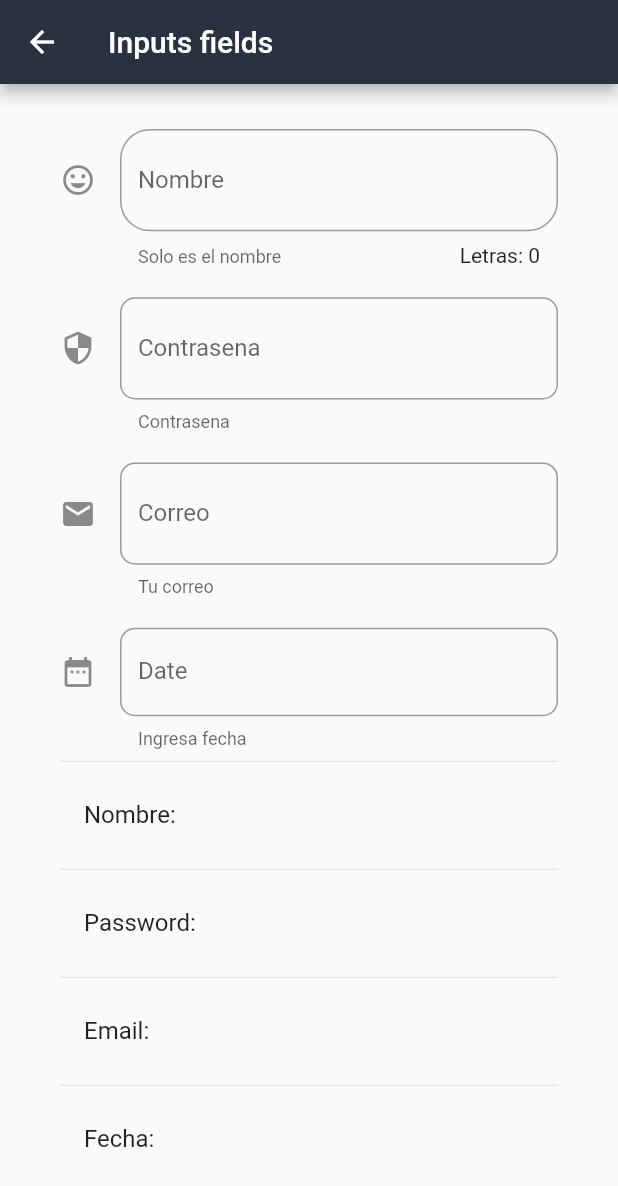
After one commit to erikpz/components-app, a Flutter app: the InputsPage screen opened by its route, on a phone screen of 412 x 824 dp. The commit adds this screen. Shown: the top 1186 px of the screen. Run offline on Flutter 3.47's test engine with Material 2 defaults, Android fonts, the phone set to English and light mode, and no system bars.

Commit message:
Input fields

```diff
--- a/data/menu_opts.json
+++ b/data/menu_opts.json
@@ -25,6 +25,11 @@
             "ruta" : "animatedContainer",
             "icon" : "donut_large",
             "texto": "Animated Container"
+        },
+        {
+            "ruta" : "inputs",
+            "icon" : "donut_large",
+            "texto": "Inputs Fields"
         }
     ]
 }
--- a/lib/pages/alert_page.dart
+++ b/lib/pages/alert_page.dart
@@ -4,7 +4,6 @@ class AlertPage extends StatelessWidget {
   @override
   Widget build(BuildContext context) {
     return Scaffold(
-      backgroundColor: Colors.white70,
       appBar: AppBar(
           title: Text('Alert Page'),
           backgroundColor: Color.fromRGBO(41, 50, 65, 1)),
--- a/lib/pages/animation_container.dart
+++ b/lib/pages/animation_container.dart
@@ -1,6 +1,5 @@
+import 'package:flutter/material.dart';
 import 'dart:math';
-
-import 'package:flutter/material.dart';
 
 class AnimContainer extends StatefulWidget {
   @override
@@ -16,7 +15,9 @@ class _AnimatedContainerState extends State<AnimContainer> {
   @override
   Widget build(BuildContext context) {
     return Scaffold(
-      appBar: AppBar(title: Text('Animated Container')),
+      appBar: AppBar(
+          title: Text('Animated Container'),
+          backgroundColor: Color.fromRGBO(41, 50, 65, 1)),
       body: Center(
         child: AnimatedContainer(
           duration: Duration(milliseconds: 1000),
--- a/lib/pages/home_page.dart
+++ b/lib/pages/home_page.dart
@@ -5,7 +5,6 @@ class HomePage extends StatelessWidget {
   @override
   Widget build(BuildContext context) {
     return Scaffold(
-      backgroundColor: Colors.white70,
       appBar: AppBar(
         backgroundColor: Color.fromRGBO(41, 50, 65, 1),
         title: Text('Components App'),
--- /dev/null
+++ b/lib/pages/inputs.dart
@@ -0,0 +1,138 @@
+import 'package:flutter/material.dart';
+
+class InputsPage extends StatefulWidget {
+  @override
+  _InputsState createState() => _InputsState();
+}
+
+class _InputsState extends State<InputsPage> {
+  String _nombre = '';
+  String _password = '';
+  String _email = '';
+  String _fecha = '';
+  TextEditingController _inputDateController = TextEditingController();
+
+  @override
+  Widget build(BuildContext context) {
+    return Scaffold(
+      appBar: AppBar(
+        title: Text('Inputs fields'),
+        backgroundColor: Color.fromRGBO(41, 50, 65, 1),
+      ),
+      body: ListView(
+        padding: EdgeInsets.symmetric(vertical: 30.0, horizontal: 40.0),
+        children: [
+          _crearInput(),
+          SizedBox(height: 20.0),
+          _crearPassword(),
+          SizedBox(height: 20.0),
+          _crearEmail(),
+          SizedBox(height: 20.0),
+          _crearFecha(context),
+          Divider(),
+          _mostrarCampo(campo: _nombre, nombre: 'Nombre'),
+          Divider(),
+          _mostrarCampo(campo: _password, nombre: 'Password'),
+          Divider(),
+          _mostrarCampo(campo: _email, nombre: 'Email'),
+          Divider(),
+          _mostrarCampo(campo: _fecha, nombre: 'Fecha'),
+        ],
+      ),
+    );
+  }
+
+  Widget _crearInput() {
+    return TextField(
+      decoration: InputDecoration(
+          border: OutlineInputBorder(borderRadius: BorderRadius.circular(20.0)),
+          counter: Text('Letras: ${_nombre.length}'),
+          hintText: 'Nombre de la persona',
+          labelText: 'Nombre',
+          helperText: 'Solo es el nombre',
+          icon: Icon(Icons.mood),
+          suffix: Icon(Icons.person)),
+      onChanged: (valor) {
+        setState(() {
+          _nombre = valor;
+        });
+        ;
+      },
+    );
+  }
+
+  Widget _crearPassword() {
+    return TextField(
+      obscureText: true,
+      decoration: InputDecoration(
+        hintText: 'Password',
+        labelText: 'Contrasena',
+        icon: Icon(Icons.security),
+        suffix: Icon(Icons.lock),
+        helperText: 'Contrasena',
+        border: OutlineInputBorder(borderRadius: BorderRadius.circular(10.0)),
+      ),
+      onChanged: (valor) {
+        setState(() {
+          _password = valor;
+        });
+      },
+    );
+  }
+
+  Widget _crearEmail() {
+    return TextField(
+      keyboardType: TextInputType.emailAddress,
+      decoration: InputDecoration(
+          hintText: 'Email',
+          labelText: 'Correo',
+          helperText: 'Tu correo',
+          icon: Icon(Icons.email),
+          border: OutlineInputBorder(borderRadius: BorderRadius.circular(10.0)),
+          suffix: Icon(Icons.mark_email_read)),
+      onChanged: (valor) {
+        setState(() {
+          _email = valor;
+        });
+      },
+    );
+  }
+
+  Widget _mostrarCampo({String campo, String nombre}) {
+    return ListTile(
+      title: Text('$nombre: $campo'),
+    );
+  }
+
+  Widget _crearFecha(BuildContext context) {
+    return TextField(
+      keyboardType: TextInputType.datetime,
+      controller: _inputDateController,
+      decoration: InputDecoration(
+          hintText: 'Fecha',
+          labelText: 'Date',
+          helperText: 'Ingresa fecha',
+          icon: Icon(Icons.date_range),
+          border:
+              OutlineInputBorder(borderRadius: BorderRadius.circular(10.0))),
+      onTap: () {
+        FocusScope.of(context).requestFocus(new FocusNode());
+        _selectDate(context);
+      },
+    );
+  }
+
+  _selectDate(BuildContext context) async {
+    DateTime picked = await showDatePicker(
+        context: context,
+        initialDate: DateTime.now(),
+        firstDate: DateTime(2010),
+        lastDate: DateTime(2030));
+    if (picked != null) {
+      setState(() {
+        _fecha = picked.toString();
+        _inputDateController.text = _fecha;
+      });
+    }
+  }
+}
--- a/lib/routes/routes.dart
+++ b/lib/routes/routes.dart
@@ -5,6 +5,7 @@ import 'package:components_app/pages/avatars_page.dart';
 import 'package:components_app/pages/home_page.dart';
 import 'package:components_app/pages/test_page.dart';
 import 'package:components_app/pages/animation_container.dart';
+import 'package:components_app/pages/inputs.dart';
 
 Map<String, WidgetBuilder> getRouter() {
   return <String, WidgetBuilder>{
@@ -13,6 +14,7 @@ Map<String, WidgetBuilder> getRouter() {
     'avatar': (BuildContext context) => AvatarsPage(),
     'card': (BuildContext context) => CardPage(),
     'test': (BuildContext context) => TestPage(),
-    'animatedContainer': (BuildContext context) => AnimContainer()
+    'animatedContainer': (BuildContext context) => AnimContainer(),
+    'inputs': (BuildContext context) => InputsPage(),
   };
 }
```
